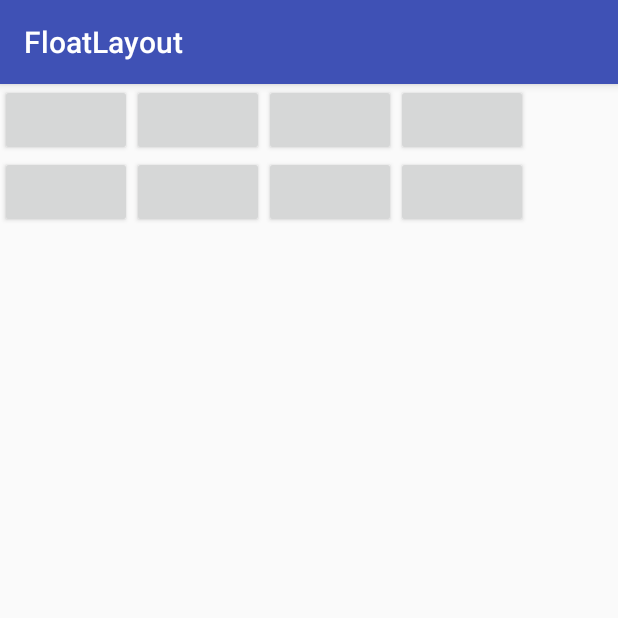
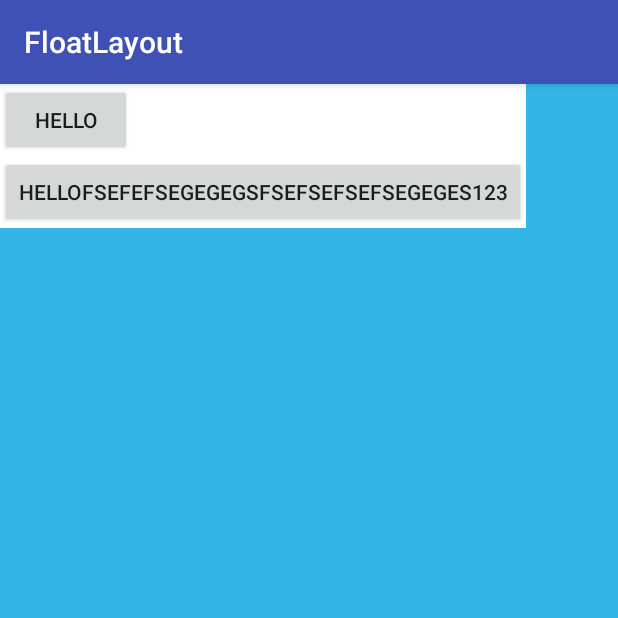
Before and after one commit to Levi-Ackerman/FloatLayout, an Android app: the screen it shows after launch (MainActivity), on a phone screen of 412 x 824 dp, the top half of it. Run offline under Robolectric (Android 15) with nearby library versions, the phone set to English and light mode, and no system bars.

Commit message:
优化宽高适配

```diff
--- a/app/src/main/java/com/zxlee/floatlayout/MainActivity.kt
+++ b/app/src/main/java/com/zxlee/floatlayout/MainActivity.kt
@@ -3,6 +3,7 @@ package com.zxlee.floatlayout
 import android.support.v7.app.AppCompatActivity
 import android.os.Bundle
 import android.widget.Button
+import android.widget.TextView
 import com.zxlee.layout.FloatLayout
 
 class MainActivity : AppCompatActivity() {
@@ -12,13 +13,6 @@ class MainActivity : AppCompatActivity() {
         super.onCreate(savedInstanceState)
         setContentView(R.layout.activity_main)
         mFloatLayout = findViewById(R.id.float_layout)
-        mFloatLayout!!.addView(Button(this))
-        mFloatLayout!!.addView(Button(this))
-        mFloatLayout!!.addView(Button(this))
-        mFloatLayout!!.addView(Button(this))
-        mFloatLayout!!.addView(Button(this))
-        mFloatLayout!!.addView(Button(this))
-        mFloatLayout!!.addView(Button(this))
-        mFloatLayout!!.addView(Button(this))
+
     }
 }
--- a/app/src/main/res/layout/activity_main.xml
+++ b/app/src/main/res/layout/activity_main.xml
@@ -1,15 +1,27 @@
 <?xml version="1.0" encoding="utf-8"?>
 <android.support.constraint.ConstraintLayout
     xmlns:android="http://schemas.android.com/apk/res/android"
-    xmlns:app="http://schemas.android.com/apk/res-auto"
     xmlns:tools="http://schemas.android.com/tools"
     android:layout_width="match_parent"
     android:layout_height="match_parent"
+    android:background="@android:color/holo_blue_light"
     tools:context="com.zxlee.floatlayout.MainActivity">
 
     <com.zxlee.layout.FloatLayout
         android:id="@+id/float_layout"
-        android:layout_width="match_parent"
-        android:layout_height="match_parent"/>
+        android:layout_width="wrap_content"
+        android:layout_height="wrap_content"
+        android:background="@android:color/white">
+        <Button
+            android:text="Hello"
+            android:layout_width="wrap_content"
+            android:layout_height="wrap_content"/>
+        <Button
+            android:text="Hellofsefefsegegegsfsefsefsefsegeges123"
+            android:layout_marginTop="40dp"
+            android:layout_width="wrap_content"
+            android:layout_height="wrap_content"/>
+
+    </com.zxlee.layout.FloatLayout>
 
 </android.support.constraint.ConstraintLayout>
--- a/layout/src/main/java/com/zxlee/layout/FloatLayout.kt
+++ b/layout/src/main/java/com/zxlee/layout/FloatLayout.kt
@@ -2,25 +2,31 @@ package com.zxlee.layout
 
 import android.content.Context
 import android.util.AttributeSet
-import android.view.View
 import android.view.ViewGroup
 
 /**
  * 根据按钮多少自动换行的ViewGroup
  */
 class FloatLayout : ViewGroup {
+    companion object {
+        private val MARGIN = 5
+    }
+
     private var maxWidth: Int = 0// 可使用的最大宽度
 
-    constructor(context: Context) : super(context) {}
-    constructor(context: Context, attrs: AttributeSet) : super(context, attrs) {}
+    constructor(context: Context) : super(context)
+    constructor(context: Context, attrs: AttributeSet) : super(context, attrs)
     constructor(context: Context, attrs: AttributeSet,
-                defStyle: Int) : super(context, attrs, defStyle) {}
+                defStyle: Int) : super(context, attrs, defStyle)
 
     override fun onMeasure(widthMeasureSpec: Int, heightMeasureSpec: Int) {
-        maxWidth = View.MeasureSpec.getSize(widthMeasureSpec)
-        var containorHeight = 0// 容器的高度,也就是本布局的高度。初始化赋值为0.
-        val count = childCount// 获取该布局内子组件的个数
-        for (i in 0 until count) {
+        maxWidth = MeasureSpec.getSize(widthMeasureSpec)
+        var widthMode = MeasureSpec.getMode(widthMeasureSpec)
+        var containerHeight = 0// 容器的高度,也就是本布局的高度。初始化赋值为0.
+        var maxHeightInRow = 0 //记录每一行里最高的View的高度
+        var maxWidthInRow = 0 //记录最宽的一行的宽度
+        var widthRow = 0 //记录每一行目前的宽度
+        for (i in 0 until childCount) {
             val view = getChildAt(i)
             /**
              * measure(int widthMeasureSpec,int
@@ -29,11 +35,25 @@ class FloatLayout : ViewGroup {
              * MeasureSpec.EXACTLY 无论该组件设置大小是多少,都只能按照父组件限制的大小来显示<br></br>
              * MeasureSpec.UNSPECIFIED 该组件不受父组件的限制,可以设置任意大小
              */
-            view.measure(View.MeasureSpec.UNSPECIFIED, View.MeasureSpec.UNSPECIFIED)
-            // 把每个子组件的高度相加就是该组件要显示的高度。
-            containorHeight += view.measuredHeight
+            view.measure(MeasureSpec.UNSPECIFIED, MeasureSpec.UNSPECIFIED)
+            if(view.measuredWidth > maxWidth){
+                throw RuntimeException("子View比父View还宽，出错啦！")
+            }
+            if (view.measuredWidth + widthRow > maxWidth) {
+                //超宽了，换行
+                containerHeight += maxHeightInRow
+                maxWidthInRow = Math.max(widthRow, maxWidthInRow)
+                maxHeightInRow = view.measuredHeight
+                widthRow = view.measuredWidth
+            } else {
+                //不换行，更新累计宽度和最大高度
+                maxHeightInRow = Math.max(maxHeightInRow, view.measuredHeight)
+                widthRow += view.measuredWidth
+            }
         }
-        setMeasuredDimension(maxWidth, containorHeight)// onMeasure方法的关键代码,该句设置父容器的大小。
+        containerHeight += maxHeightInRow //最后一行的高度要加上
+        maxWidthInRow = Math.max(widthRow, maxWidthInRow)
+        setMeasuredDimension(if(widthMode == MeasureSpec.AT_MOST) maxWidthInRow else maxWidth, containerHeight)// onMeasure方法的关键代码,该句设置父容器的大小。
     }
 
     override fun onLayout(changed: Boolean, l: Int, t: Int, r: Int, b: Int) {
@@ -65,7 +85,4 @@ class FloatLayout : ViewGroup {
         }
     }
 
-    companion object {
-        private val MARGIN = 5
-    }
 }
```
